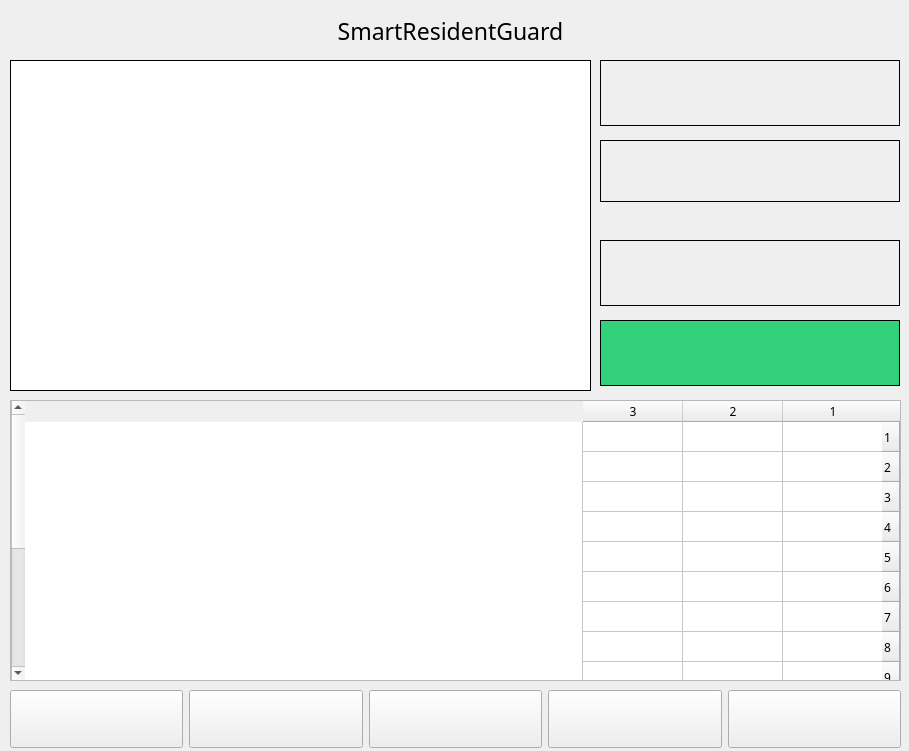
Before: the Qt Designer form gui/mainFinal.ui in oaacUis/tesis-colombian-plate-recognition, drawn with Qt 5.
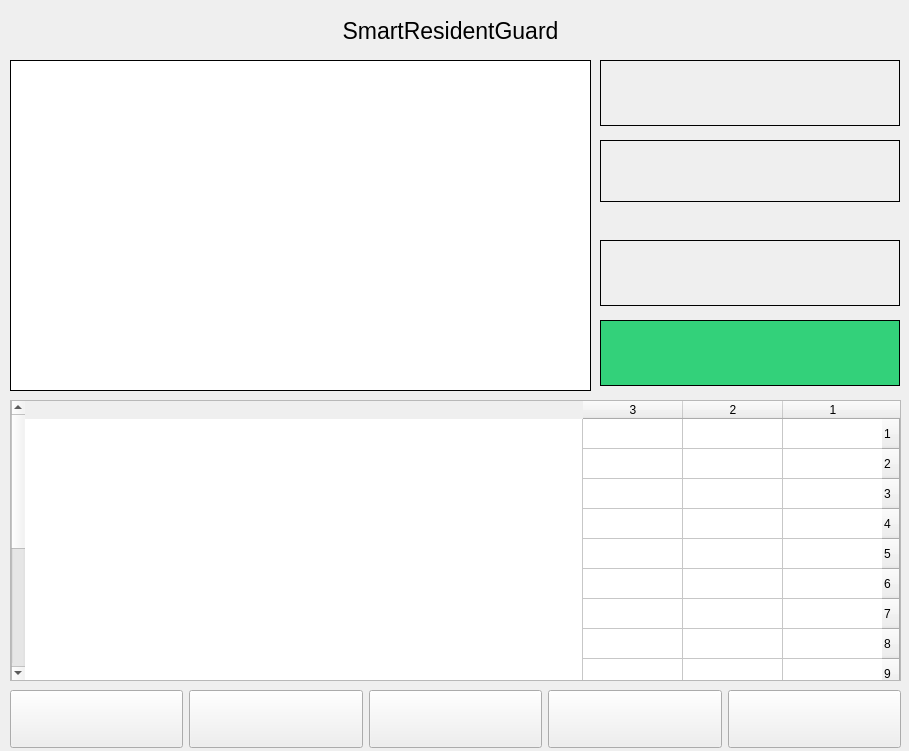
After: the same form once the commit is applied. Icons and pictures are not drawn.

```diff
--- a/gui/mainFinal.ui
+++ b/gui/mainFinal.ui
@@ -47,7 +47,7 @@
                 </property>
                 <property name="font">
                     <font>
-                        <family>B Yekan</family>
+                        <family>Arial</family>
                         <pointsize>17</pointsize>
                     </font>
                 </property>
@@ -355,7 +355,7 @@
                 </property>
                 <property name="font">
                     <font>
-                        <family>B Yekan</family>
+                        <family>Arial</family>
                     </font>
                 </property>
                 <property name="layoutDirection">
```
Left out of the diff: 20 changed lines with no effect on the pictures.
